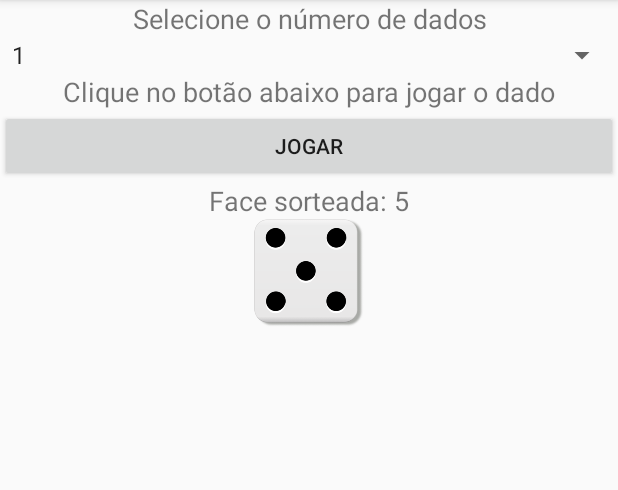
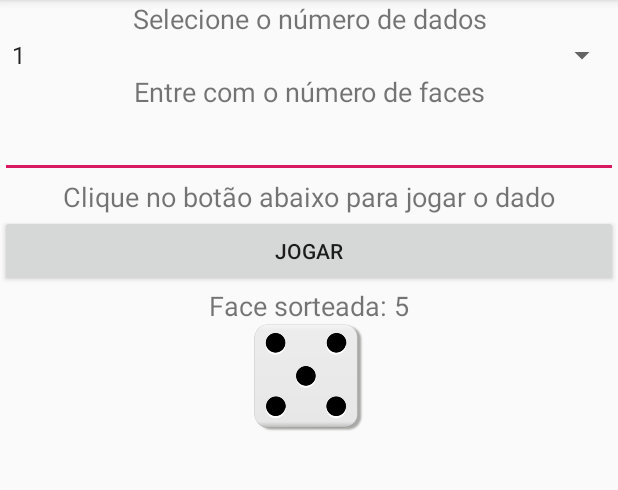
Before and after one commit to GustavoLopes899/DiceSDM, an Android app: the screen it shows after launch (MainActivity), after a tap on "JOGAR", on a phone screen of 412 x 824 dp, the part 84-574 px from its top. Run offline under Robolectric (Android 15) with nearby library versions, the light colour scheme and no system bars.

Commit message:
Adicionando EditText para escolher quantidade de faces dos dados

```diff
--- a/app/src/main/java/br/edu/ifsp/scl/sdm/MainActivity.java
+++ b/app/src/main/java/br/edu/ifsp/scl/sdm/MainActivity.java
@@ -3,6 +3,7 @@ package br.edu.ifsp.scl.sdm;
 import android.os.Bundle;
 import android.view.View;
 import android.widget.Button;
+import android.widget.EditText;
 import android.widget.ImageView;
 import android.widget.Spinner;
 import android.widget.TextView;
@@ -22,6 +23,7 @@ public class MainActivity extends AppCompatActivity implements View.OnClickListe
     private ImageView resultadoImageView;
     private Spinner numDadosSpinner;
     private ImageView resultado2ImageView;
+    private EditText numFacesEditText;
 
     @Override
     protected void onCreate(Bundle savedInstanceState) {
@@ -46,32 +48,48 @@ public class MainActivity extends AppCompatActivity implements View.OnClickListe
 
         // Recuperando referência para o resultado2ImageView do arquivo de layout
         resultado2ImageView = findViewById(R.id.resultado2ImageView);
+
+        // Recuperando referência para o numFacesEditText do arquivo de layout
+        numFacesEditText = findViewById(R.id.numFacesEditText);
     }
 
     @Override
     public void onClick(View view) {
         if (view.getId() == R.id.jogarDadoButton) {
             // Recuperando o número de dados selecionados
-            int numDados = Integer.parseInt(
-                    numDadosSpinner.getSelectedItem().toString());
+            int numDados =
+                    Integer.parseInt(numDadosSpinner.getSelectedItem().toString());
             // String que armazena números sorteados
             String resultadoText = "Faces sorteadas: ";
-            // Visibilidade do resultado2ImageView de acordo com número de dados
-            if (numDados == 2) {
-                resultado2ImageView.setVisibility(View.VISIBLE);
+            int numFaces;
+            try {
+                numFaces = Integer.parseInt(numFacesEditText.getText().toString());
+            } catch (NumberFormatException e) {
+                // Caso usuário não digite nenhum número de faces
+                numFaces = 6;
+            }
+            if (numFaces > 6) {
+                resultadoImageView.setVisibility(View.GONE);
+                resultado2ImageView.setVisibility(View.GONE);
             } else {
-                resultado2ImageView.setVisibility(View.GONE);
-                resultadoText = "Face sorteada: ";
+                resultadoImageView.setVisibility(View.VISIBLE);
+                // Visibilidade do resultado2ImageView de acordo com número de dados
+                if (numDados == 2) {
+                    resultado2ImageView.setVisibility(View.VISIBLE);
+                } else {
+                    resultado2ImageView.setVisibility(View.GONE);
+                    resultadoText = "Face sorteada: ";
+                }
             }
             // Sorteando números de acordo com número de dados
             for (int i = 1; i <= numDados; i++) {
-                int resultado = geradorRandomico.nextInt(6) + 1;
+                int resultado = geradorRandomico.nextInt(numFaces) + 1;
                 resultadoText += resultado + ", ";
                 ImageView iv = (i == 1) ? resultadoImageView : resultado2ImageView;
                 setImageResource(iv, resultado);
             }
-            resultadoTextView.setText(
-                    resultadoText.substring(0, resultadoText.lastIndexOf(',')));
+            resultadoTextView.setText(resultadoText.substring(0,
+                    resultadoText.lastIndexOf(',')));
         }
     }
 
--- a/app/src/main/res/layout/activity_main.xml
+++ b/app/src/main/res/layout/activity_main.xml
@@ -15,7 +15,7 @@
         android:textSize="18sp"
         app:layout_constraintLeft_toLeftOf="parent"
         app:layout_constraintRight_toRightOf="parent"
-        app:layout_constraintTop_toBottomOf="@id/numDadosSpinner" />
+        app:layout_constraintTop_toBottomOf="@id/numFacesEditText" />
 
     <Button
         android:id="@+id/jogarDadoButton"
@@ -78,4 +78,27 @@
         app:layout_constraintTop_toBottomOf="@id/resultadoImageView"
         app:srcCompat="@android:color/transparent" />
 
+    <TextView
+        android:id="@+id/textView3"
+        android:layout_width="0dp"
+        android:layout_height="wrap_content"
+        android:gravity="center_horizontal"
+        android:text="Entre com o número de faces"
+        android:textSize="18sp"
+        app:layout_constraintEnd_toEndOf="parent"
+        app:layout_constraintStart_toStartOf="parent"
+        app:layout_constraintTop_toBottomOf="@id/numDadosSpinner" />
+
+    <EditText
+        android:id="@+id/numFacesEditText"
+        android:layout_width="0dp"
+        android:layout_height="wrap_content"
+        android:gravity="center_horizontal"
+        android:text=""
+        android:textSize="18sp"
+        app:layout_constraintEnd_toEndOf="parent"
+        app:layout_constraintStart_toStartOf="parent"
+        app:layout_constraintTop_toBottomOf="@id/textView3" />
+
+
 </androidx.constraintlayout.widget.ConstraintLayout>
```
